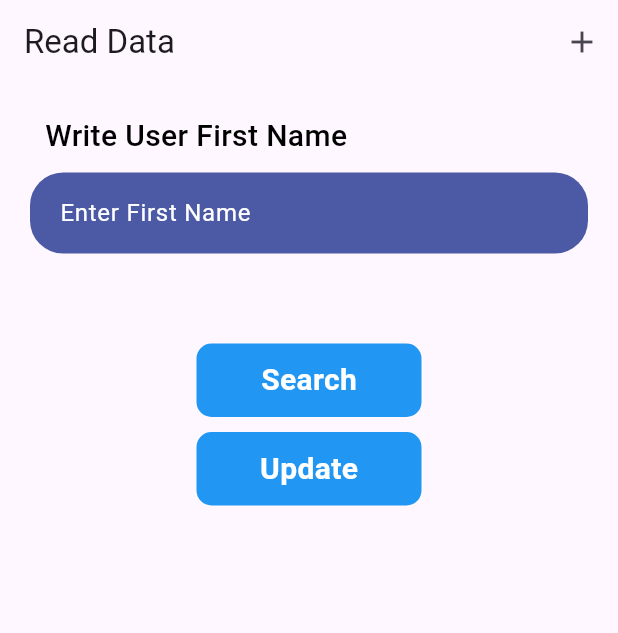
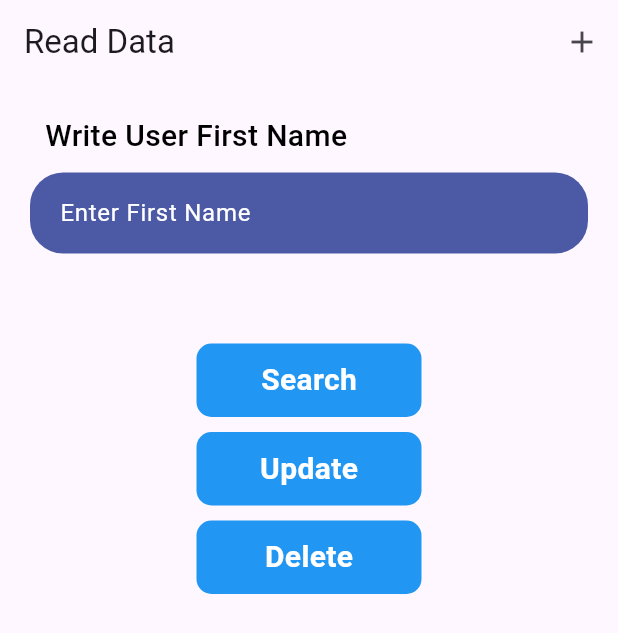
Before and after one commit to Khammunh/firebase_crud2024, a Flutter app: the screen it shows after launch, on a phone screen of 412 x 824 dp. Shown: the top 633 px of the screen. Run offline on Flutter 3.47's test engine with Material 3 defaults, Android fonts, the phone set to English and light mode, and no system bars; our stand-ins replace cloud_firestore, firebase_core, fluttertoast; accounts and stored records are empty.

Commit message:
update code delete

```diff
--- a/analysis_options.yaml
+++ b/analysis_options.yaml
@@ -11,6 +11,7 @@ analyzer:
   errors:
     avoid_unnecessary_containers: ignore
     prefer_interpolation_to_compose_strings: ignore
+    use_build_context_synchronously: ignore
 include: package:flutter_lints/flutter.yaml
 
 linter:
--- a/lib/page/read_data.dart
+++ b/lib/page/read_data.dart
@@ -2,6 +2,7 @@ import 'package:cloud_firestore/cloud_firestore.dart';
 import 'package:firebase/page/database.dart';
 import 'package:firebase/page/home.dart';
 import 'package:flutter/material.dart';
+import 'package:fluttertoast/fluttertoast.dart';
 
 class ReadData extends StatefulWidget {
   const ReadData({super.key});
@@ -135,6 +136,42 @@ class _ReadDataState extends State<ReadData> {
                   ),
                 ),
               ),
+              const SizedBox(height: 10.0),
+              GestureDetector(
+                onTap: () async {
+                  await searchUser(textController.text);
+                  await DatabaseMethods().DeleteUserData(id!);
+
+                  Fluttertoast.showToast(
+                      msg: "User Data Deleted Successfully",
+                      toastLength: Toast.LENGTH_SHORT,
+                      gravity: ToastGravity.CENTER,
+                      timeInSecForIosWeb: 1,
+                      backgroundColor: Colors.red,
+                      textColor: Colors.white,
+                      fontSize: 16.0);
+                },
+                child: Center(
+                  child: Container(
+                    width: 150,
+                    padding: const EdgeInsets.symmetric(vertical: 10.0),
+                    decoration: BoxDecoration(
+                      color: Colors.blue,
+                      borderRadius: BorderRadius.circular(10),
+                    ),
+                    child: const Center(
+                      child: Text(
+                        'Delete',
+                        style: TextStyle(
+                          fontSize: 20.0,
+                          color: Colors.white,
+                          fontWeight: FontWeight.bold,
+                        ),
+                      ),
+                    ),
+                  ),
+                ),
+              ),
               const SizedBox(height: 90.0),
               firstName == null
                   ? Container()
```
Also changed, not shown: lib/page/database.dart (+7 -0 lines), lib/page/home.dart (+20 -5 lines).
